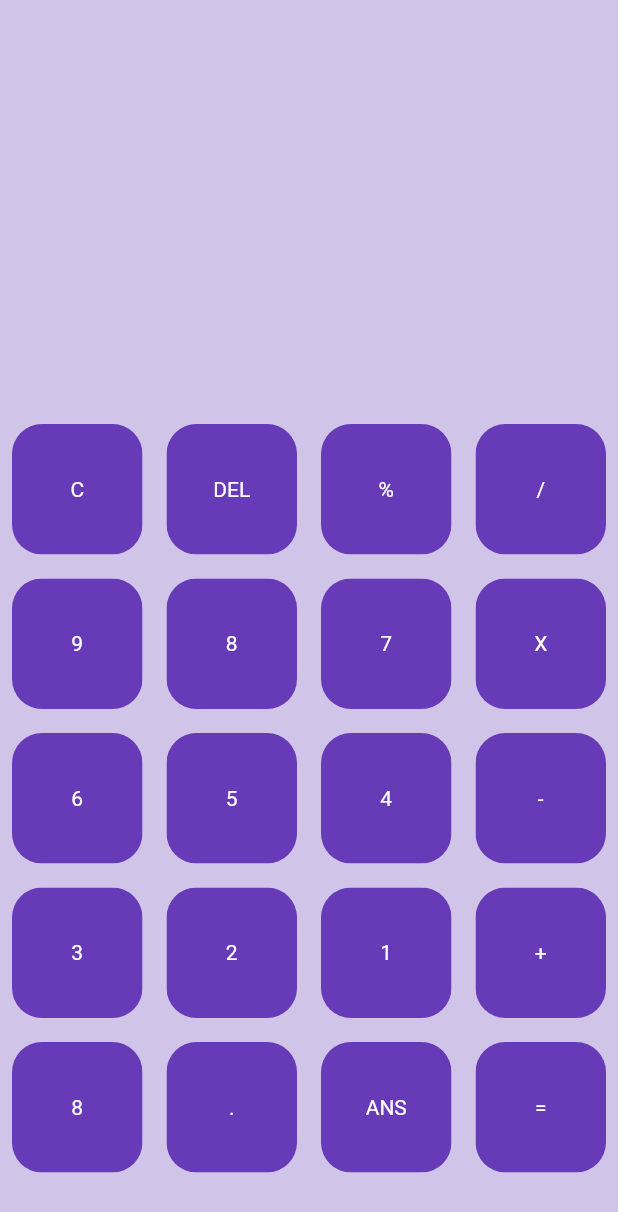
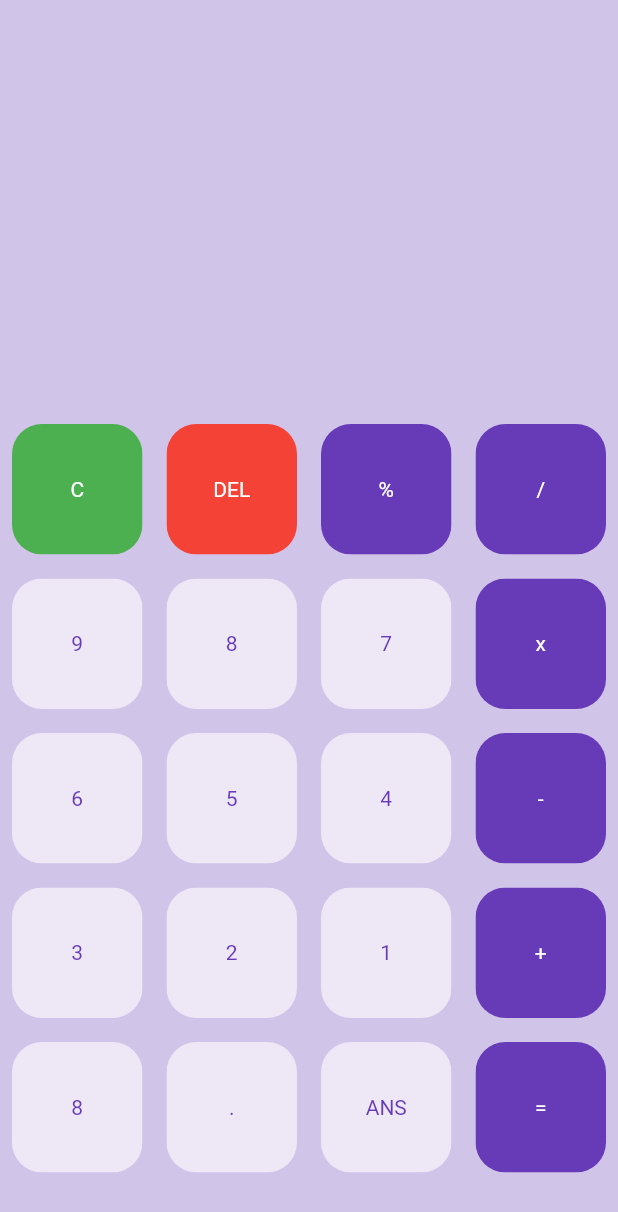
Before and after one commit to PlamediD/calculator, a Flutter app: the screen it shows after launch, on a phone screen of 412 x 824 dp. Shown: the top 1212 px of the screen. Run offline on Flutter 3.47's test engine with Material 2 defaults, Android fonts, the phone set to English and light mode, and no system bars.

Commit message:
Calculator app 1/18/2024: Finished working on the UI

```diff
--- a/lib/main.dart
+++ b/lib/main.dart
@@ -51,7 +51,7 @@ class MyHomePage extends StatefulWidget {
 class _MyHomePageState extends State<MyHomePage> {
   final List<String> buttons= [
     'C', 'DEL','%', '/',
-    '9', '8','7', 'X',
+    '9', '8','7', 'x',
     '6', '5','4', '-',
     '3', '2','1', '+',
     '8', '.','ANS', '=',
@@ -81,12 +81,28 @@ class _MyHomePageState extends State<MyHomePage> {
                   itemCount: buttons.length,
                   gridDelegate: SliverGridDelegateWithFixedCrossAxisCount(crossAxisCount: 4),
                   itemBuilder:(BuildContext context, int index){
-                    return MyButton(
-                      buttonText: buttons[index],
-                      color: Colors.deepPurple,
-                      textColor: Colors.white,
-                      //nothing
-                    );
+                    if( index==0){
+                      return MyButton(
+                        buttonText: buttons[index],
+                        color: Colors.green,
+                        textColor: Colors.white,
+                      );
+                    }
+                    else if(index==1){
+                      return MyButton(
+                        buttonText: buttons[index],
+                        color: Colors.red,
+                        textColor: Colors.white,
+                      );
+                    }
+                    else{
+                      return MyButton(
+                        buttonText: buttons[index],
+                        color: isOperator(buttons[index])?Colors.deepPurple:Colors.deepPurple[50],
+                        textColor: isOperator(buttons[index])?Colors.white: Colors.deepPurple,
+                        //nothing
+                      );
+                    }
                   }
                 )
 
@@ -96,4 +112,10 @@ class _MyHomePageState extends State<MyHomePage> {
         )
     );
   }
+  bool isOperator( String x){
+    if(x=='%'|| x=='/'|| x=='x'|| x=='-'|| x=='+'|| x=='='){
+      return true;
+    }
+    return false;
+  }
 }
```
